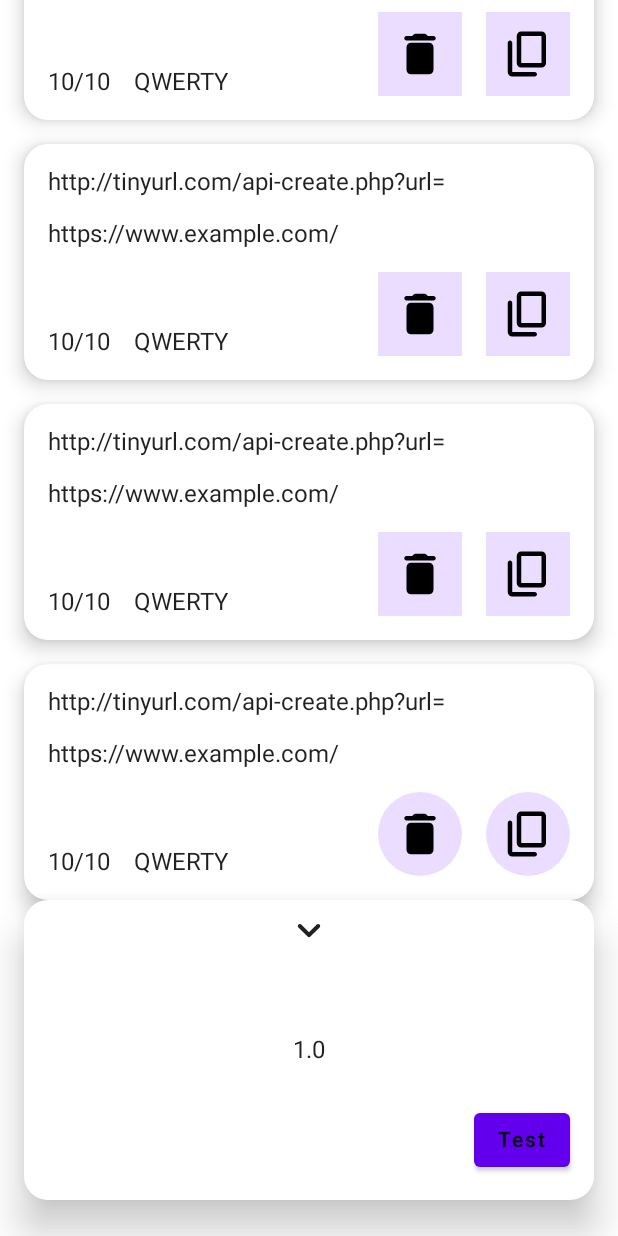
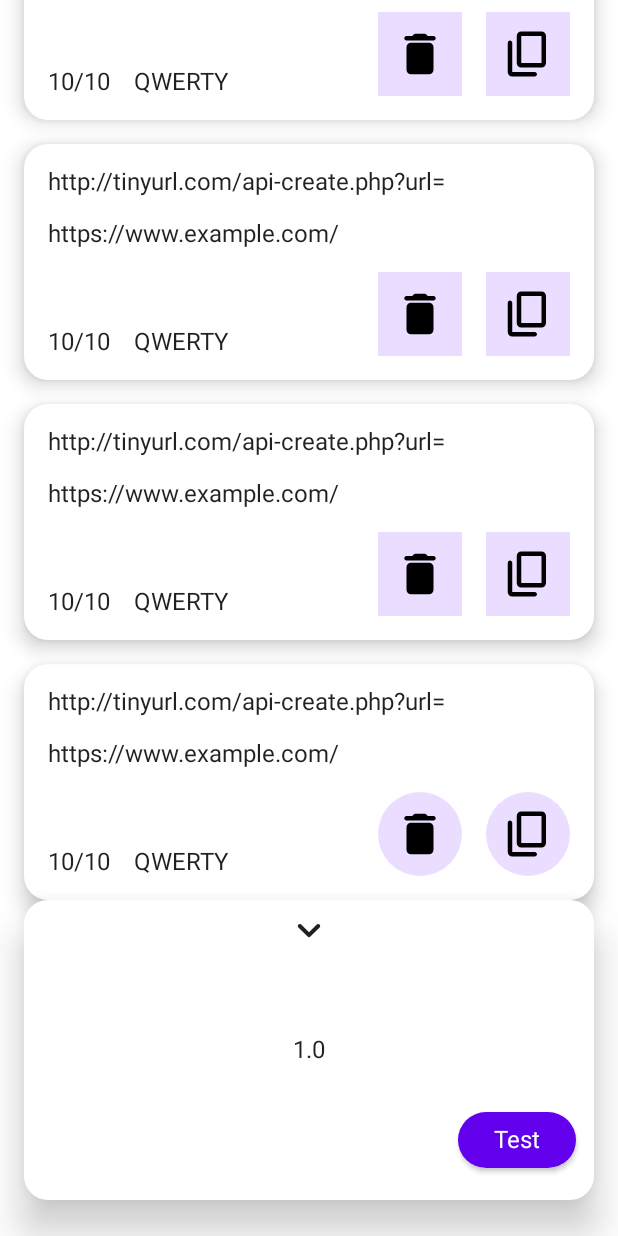
Before and after one commit to Mett-Barr/URL_Shotener, an Android app built with Jetpack Compose: the screen it shows after launch (MainActivity), after a tap on "Content Copy", on a phone screen of 412 x 824 dp. Run offline under Robolectric (Android 15) with nearby library versions, the phone set to English and light mode, and no system bars; our stand-ins replace accompanist, constraintlayout-compose.

Commit message:
FAB Animation done 2

```diff
--- a/app/src/main/java/com/urlshotener/ui/component/CustomRoundedButton.kt
+++ b/app/src/main/java/com/urlshotener/ui/component/CustomRoundedButton.kt
@@ -10,8 +10,9 @@ import androidx.compose.ui.text.TextStyle
 import androidx.compose.ui.unit.dp
 import androidx.compose.ui.unit.sp
 
+
 @Composable
-fun CustomRoundedButton(modifier: Modifier, text: String, onClick: () -> Unit) {
+fun CustomRoundedButton(modifier: Modifier = Modifier, text: String, onClick: () -> Unit) {
     Button(
         onClick = onClick,
         shape = RoundedCornerShape(50),
--- a/app/src/main/java/com/urlshotener/ui/page/MainPage.kt
+++ b/app/src/main/java/com/urlshotener/ui/page/MainPage.kt
@@ -41,7 +41,9 @@ import androidx.compose.ui.layout.onGloballyPositioned
 import androidx.compose.ui.unit.Dp
 
 import androidx.compose.ui.platform.LocalDensity
+import androidx.compose.ui.unit.max
 import com.urlshotener.MainViewModel
+import com.urlshotener.ui.component.CustomRoundedButton
 import kotlinx.coroutines.CoroutineScope
 import kotlinx.coroutines.launch
 
@@ -437,10 +439,12 @@ fun FAB(
         onClick = {
 //            viewModel.fabOnClick.value = true
             fabClick()
-        }
+        },
+//        backgroundColor = androidx.compose.material.MaterialTheme.colors.background
 
     ) {
         Box() {
+            if (alphaProportion > 0f) {
                 androidx.compose.material.Icon(
                     imageVector = Icons.Rounded.ExpandMore, contentDescription = null,
                     modifier = Modifier
@@ -473,21 +477,34 @@ fun FAB(
                             Log.d("!!!!!", "FAB: Text")
                         }
                 )
-            androidx.compose.material.Button(
-                onClick = { /*TODO*/ },
+                CustomRoundedButton(
+                    text = "Test",
                     modifier = Modifier
                         .align(Alignment.BottomEnd)
-                    .padding(16.dp)
+                        .padding(12.dp)
                         .alpha(alphaProportion)
                         .clickable(enabled = alphaProportion > 0.5f) {
                             Log.d("!!!!!", "FAB: Button")
-                    },
-            ) {
-                Text(
-                    text = "Test",
-                    style = androidx.compose.material.MaterialTheme.typography.button
-                )
                         }
+                ) { }
+//                androidx.compose.material.Button(
+//                    onClick = { /*TODO*/ },
+//                    modifier = Modifier
+//                        .align(Alignment.BottomEnd)
+//                        .padding(16.dp)
+//                        .alpha(alphaProportion)
+//                        .clickable(enabled = alphaProportion > 0.5f) {
+//                            Log.d("!!!!!", "FAB: Button")
+//                        },
+//                ) {
+//                    Text(
+//                        text = "Test",
+//                        style = androidx.compose.material.MaterialTheme.typography.button
+//                    )
+//                }
+
+            }
+            if (1 - (viewSizeDp.heightRang - 56.dp) / (slideSize - 56.dp) > 0f) {
                 androidx.compose.material.Icon(
                     imageVector = Icons.Rounded.Add,
                     contentDescription = null,
@@ -496,15 +513,18 @@ fun FAB(
                             interactionSource = remember { MutableInteractionSource() },
                             indication = rememberRipple(bounded = false, radius = 300.dp),
                             enabled = alphaProportion < 0.5f
-                    ) { fabClick()
+                        ) {
+                            fabClick()
                             Log.d("!!!!!", "FAB: Icon 2")
                         }
                         .align(Alignment.Center)
                         .padding(16.dp)
-//                    .fillMaxSize()
-                    .size(48.dp)
+                        .sizeIn(max(100.dp, 100.dp))
+                        .fillMaxSize()
+//                        .size(48.dp)
                         .alpha(1 - (viewSizeDp.heightRang - 56.dp) / (slideSize - 56.dp)),
                 )
+            }
         }
     }
 }
```
Lines whose indentation alone changed are shown as unchanged.
